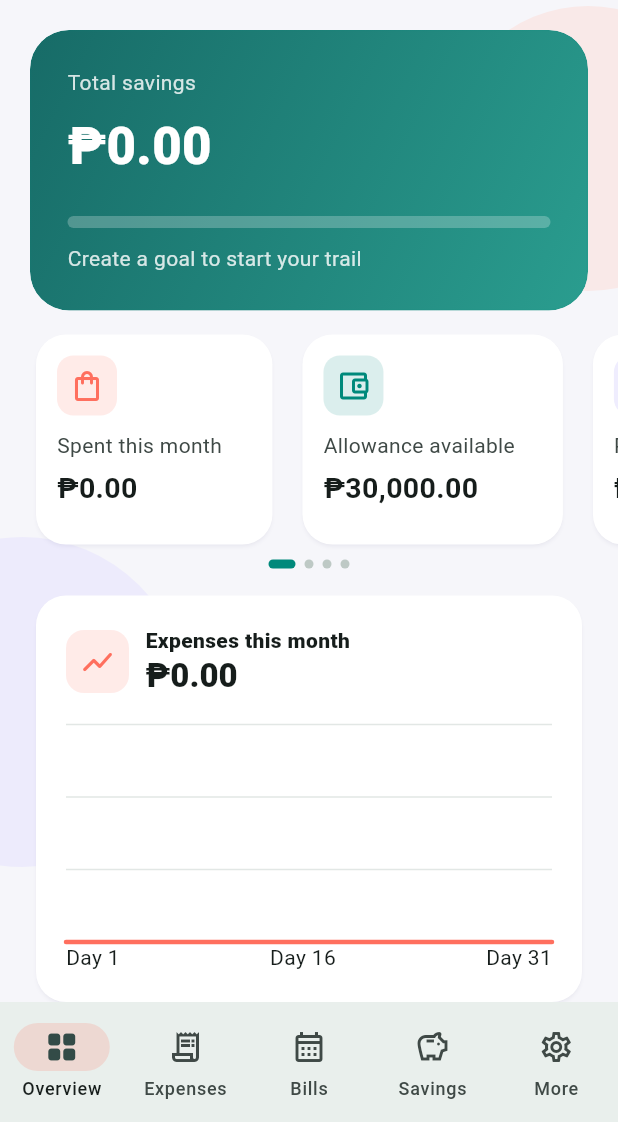
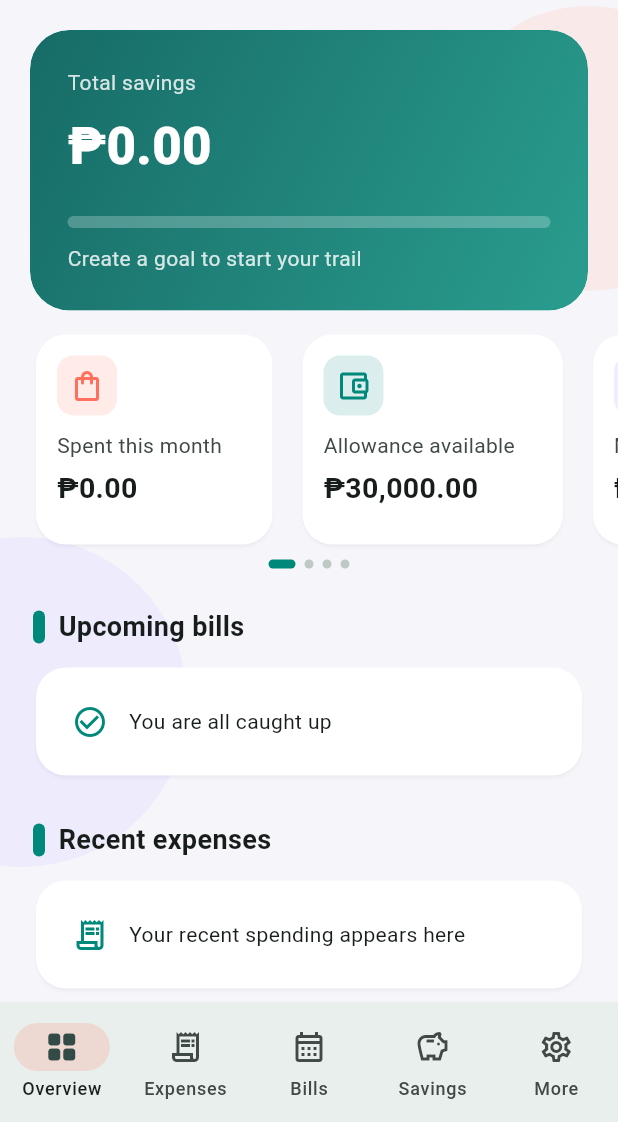
Before and after one commit to vileanreal/MoneyTrail, a Flutter app: the screen it shows after launch, after a tap on "Start my trail", on a phone screen of 412 x 824 dp, the part 114-1236 px from its top. Run offline on Flutter 3.47's test engine with Material 3 defaults, Android fonts, the phone set to English and light mode, and no system bars; our stand-ins replace flutter_local_notifications, flutter_timezone, open_filex, package_info_plus, shared_preferences, timezone and 1 more.

Commit message:
Simplify overview and swipe payments

```diff
--- a/lib/main.dart
+++ b/lib/main.dart
@@ -252,6 +252,21 @@ class AppStore extends ChangeNotifier {
   double get savingsTarget => savings.fold(0, (a, s) => a + s.target);
   double get savingsRemaining =>
       savings.fold(0, (total, goal) => total + goal.remaining);
+  double get monthlyPaymentTotal {
+    final now = DateTime.now();
+    final thisMonth = DateTime(now.year, now.month);
+    return bills
+        .where(
+          (bill) =>
+              !bill.isCompleted &&
+              !DateTime(
+                bill.startMonth.year,
+                bill.startMonth.month,
+              ).isAfter(thisMonth),
+        )
+        .fold(0, (total, bill) => total + bill.amount);
+  }
+
   double get remaining => monthlyBudget - monthExpenses - unpaidBills;
 
   Future<void> load() async {
@@ -1117,9 +1132,9 @@ class Dashboard extends StatelessWidget {
               color: teal,
             ),
             MetricData(
-              icon: Icons.event_note_outlined,
-              label: 'Payments due',
-              value: money(store.unpaidBills),
+              icon: Icons.calendar_month_outlined,
+              label: 'Monthly payments',
+              value: money(store.monthlyPaymentTotal),
               color: const Color(0xFF8B7CF6),
             ),
             MetricData(
@@ -1130,7 +1145,6 @@ class Dashboard extends StatelessWidget {
             ),
           ],
         ),
-        MonthlyExpenseChart(expenses: store.expenses),
         SectionTitle(
           'Upcoming bills',
           upcoming.isEmpty ? '' : '${upcoming.length} remaining',
@@ -1167,137 +1181,6 @@ class Dashboard extends StatelessWidget {
       ],
     );
   }
-}
-
-class MonthlyExpenseChart extends StatelessWidget {
-  const MonthlyExpenseChart({super.key, required this.expenses});
-  final List<Expense> expenses;
-
-  @override
-  Widget build(BuildContext context) {
-    final now = DateTime.now();
-    final days = DateTime(now.year, now.month + 1, 0).day;
-    final values = List<double>.filled(days, 0);
-    for (final expense in expenses) {
-      if (expense.date.year == now.year && expense.date.month == now.month) {
-        values[expense.date.day - 1] += expense.amount;
-      }
-    }
-    final total = values.fold<double>(0, (sum, value) => sum + value);
-    return Padding(
-      padding: const EdgeInsets.fromLTRB(20, 14, 20, 0),
-      child: Card(
-        child: Padding(
-          padding: const EdgeInsets.all(20),
-          child: Column(
-            crossAxisAlignment: CrossAxisAlignment.start,
-            children: [
-              Row(
-                children: [
-                  Container(
-                    padding: const EdgeInsets.all(9),
-                    decoration: BoxDecoration(
-                      color: coral.withValues(alpha: .14),
-                      borderRadius: BorderRadius.circular(12),
-                    ),
-                    child: const Icon(Icons.show_chart_rounded, color: coral),
-                  ),
-                  const SizedBox(width: 11),
-                  Expanded(
-                    child: Column(
-                      crossAxisAlignment: CrossAxisAlignment.start,
-                      children: [
-                        const Text(
-                          'Expenses this month',
-                          style: TextStyle(fontWeight: FontWeight.w800),
-                        ),
-                        Text(
-                          money(total),
-                          style: Theme.of(context).textTheme.titleLarge
-                              ?.copyWith(fontWeight: FontWeight.w900),
-                        ),
-                      ],
-                    ),
-                  ),
-                ],
-              ),
-              const SizedBox(height: 18),
-              SizedBox(
-                height: 145,
-                width: double.infinity,
-                child: CustomPaint(
-                  painter: _ExpenseLinePainter(
-                    values: values,
-                    gridColor: Theme.of(
-                      context,
-                    ).colorScheme.outlineVariant.withValues(alpha: .45),
-                  ),
-                ),
-              ),
-              Row(
-                mainAxisAlignment: MainAxisAlignment.spaceBetween,
-                children: [
-                  const Text('Day 1'),
-                  Text('Day ${(days / 2).round()}'),
-                  Text('Day $days'),
-                ],
-              ),
-            ],
-          ),
-        ),
-      ),
-    );
-  }
-}
-
-class _ExpenseLinePainter extends CustomPainter {
-  const _ExpenseLinePainter({required this.values, required this.gridColor});
-  final List<double> values;
-  final Color gridColor;
-
-  @override
-  void paint(Canvas canvas, Size size) {
-    final maxValue = values.fold<double>(
-      0,
-      (max, value) => value > max ? value : max,
-    );
-    final chartMax = maxValue <= 0 ? 1.0 : maxValue * 1.15;
-    final gridPaint = Paint()
-      ..color = gridColor
-      ..strokeWidth = 1;
-    for (var line = 0; line <= 3; line++) {
-      final y = size.height * line / 3;
-      canvas.drawLine(Offset(0, y), Offset(size.width, y), gridPaint);
-    }
-    final path = Path();
-    for (var index = 0; index < values.length; index++) {
-      final x = size.width * index / (values.length - 1);
-      final y = size.height - (values[index] / chartMax * size.height);
-      if (index == 0) {
-        path.moveTo(x, y);
-      } else {
-        path.lineTo(x, y);
-      }
-    }
-    final fill = Path.from(path)
-      ..lineTo(size.width, size.height)
-      ..lineTo(0, size.height)
-      ..close();
-    canvas.drawPath(fill, Paint()..color = coral.withValues(alpha: .10));
-    canvas.drawPath(
-      path,
-      Paint()
-        ..color = coral
-        ..strokeWidth = 3
-        ..style = PaintingStyle.stroke
-        ..strokeCap = StrokeCap.round
-        ..strokeJoin = StrokeJoin.round,
-    );
-  }
-
-  @override
-  bool shouldRepaint(covariant _ExpenseLinePainter oldDelegate) =>
-      oldDelegate.values != values || oldDelegate.gridColor != gridColor;
 }
 
 class GlassPanel extends StatelessWidget {
@@ -1673,6 +1556,28 @@ class BillsPage extends StatefulWidget {
 
 class _BillsPageState extends State<BillsPage> {
   int selectedTab = 0;
+  late final PageController pageController;
+
+  @override
+  void initState() {
+    super.initState();
+    pageController = PageController();
+  }
+
+  @override
+  void dispose() {
+    pageController.dispose();
+    super.dispose();
+  }
+
+  void selectTab(int value) {
+    setState(() => selectedTab = value);
+    pageController.animateToPage(
+      value,
+      duration: const Duration(milliseconds: 280),
+      curve: Curves.easeOutCubic,
+    );
+  }
 
   @override
   Widget build(BuildContext context) {
@@ -1717,15 +1622,15 @@ class _BillsPageState extends State<BillsPage> {
                     ),
                   ],
                   selected: {selectedTab},
-                  onSelectionChanged: (value) =>
-                      setState(() => selectedTab = value.first),
+                  onSelectionChanged: (value) => selectTab(value.first),
                 ),
               ),
             ),
             const SizedBox(height: 10),
             Expanded(
-              child: IndexedStack(
-                index: selectedTab,
+              child: PageView(
+                controller: pageController,
+                onPageChanged: (value) => setState(() => selectedTab = value),
                 children: [
                   _BillsTypeTab(
                     bills: recurring,
--- a/pubspec.yaml
+++ b/pubspec.yaml
@@ -16,7 +16,7 @@ publish_to: 'none' # Remove this line if you wish to publish to pub.dev
 # https://developer.apple.com/library/archive/documentation/General/Reference/InfoPlistKeyReference/Articles/CoreFoundationKeys.html
 # In Windows, build-name is used as the major, minor, and patch parts
 # of the product and file versions while build-number is used as the build suffix.
-version: 1.0.0+3
+version: 1.0.1+4
 
 environment:
   sdk: ^3.12.2
```
Also changed, not shown: 2 other files.
